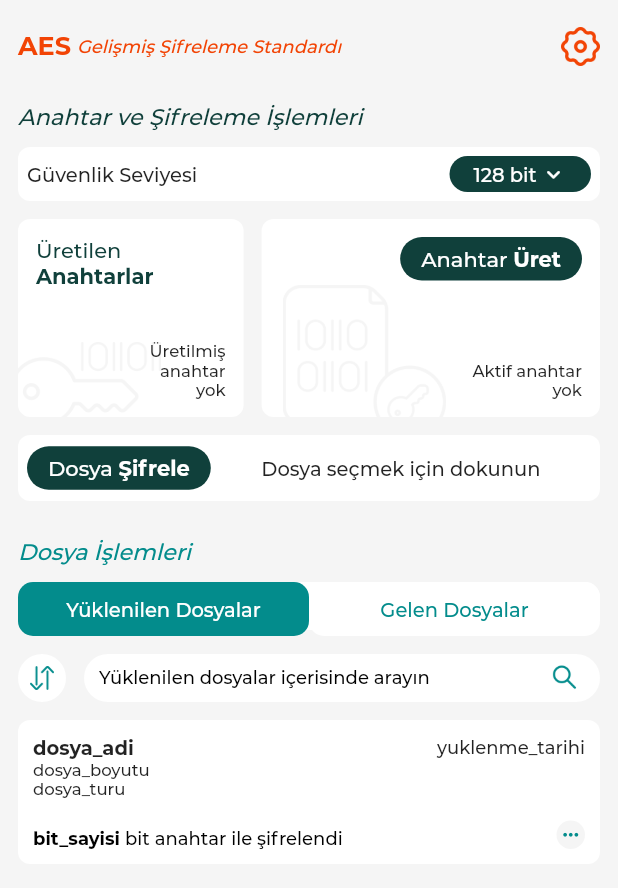
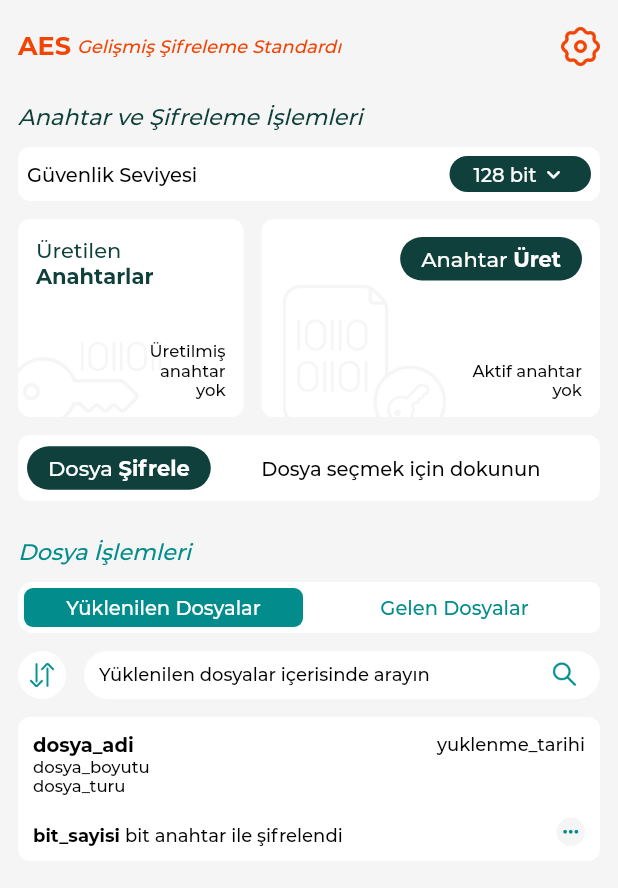
Before and after one commit to zahidayturan/advanced-encryption-standard-application, a Flutter app: the screen it shows after launch, on a phone screen of 412 x 824 dp. Shown: the top 888 px of the screen. Run offline on Flutter 3.47's test engine with Material 2 defaults, Android fonts, the phone set to English and light mode, and no system bars.

Commit message:
theme and color edit ui

```diff
--- a/lib/core/theme/theme.dart
+++ b/lib/core/theme/theme.dart
@@ -9,6 +9,10 @@ class AppTheme {
       primaryColor: colors.grey,
       useMaterial3: false,
       fontFamily: "FontMedium",
+      colorScheme: const ColorScheme.light().copyWith(
+        secondary: colors.black,
+          primaryContainer: colors.white,
+      ),
       scaffoldBackgroundColor: colors.grey,
   );
 
@@ -16,6 +20,10 @@ class AppTheme {
       primaryColor: colors.black, //
       useMaterial3: false,
       fontFamily: "FontMedium",
+      colorScheme: const ColorScheme.light().copyWith(
+        secondary: colors.grey,
+        primaryContainer: colors.blackLight,
+      ),
       scaffoldBackgroundColor: colors.black,
   );
 }
--- a/lib/ui/components/base_container.dart
+++ b/lib/ui/components/base_container.dart
@@ -26,7 +26,7 @@ class BaseContainer extends StatelessWidget {
       height: height,
       padding: EdgeInsets.all(padding ?? 6),
       decoration: BoxDecoration(
-        color: color ?? colors.white,
+        color: color ?? Theme.of(context).colorScheme.primaryContainer,
         borderRadius: BorderRadius.all(Radius.circular(radius ?? 8)),
       ),
       child: child,
--- a/lib/ui/components/regular_text.dart
+++ b/lib/ui/components/regular_text.dart
@@ -27,7 +27,7 @@ class RegularText extends StatelessWidget {
     return Text(
       texts,
       style: TextStyle(
-        color: color,
+        color: color ?? Theme.of(context).colorScheme.secondary,
         fontFamily: family,
         fontStyle: style,
         fontSize: size,
--- a/lib/ui/components/toggle_button.dart
+++ b/lib/ui/components/toggle_button.dart
@@ -39,13 +39,14 @@ class _ToggleButtonState extends State<ToggleButton> {
           });
         },
         child: AnimatedContainer(
-          height: 36,
+          height: currentButton == index ? 26 : 34,
           duration: Duration(milliseconds: 300),
           curve: Curves.easeInOut,
           padding: EdgeInsets.symmetric(horizontal: 12),
+          margin: currentButton == index ? EdgeInsets.all(4) : EdgeInsets.zero,
           decoration: BoxDecoration(
             color: currentButton == index ? colors.blue : colors.white,
-            borderRadius: BorderRadius.all(Radius.circular(10)),
+            borderRadius: BorderRadius.all(Radius.circular(6)),
           ),
           child: Center(
             child: Text(
@@ -66,7 +67,7 @@ class _ToggleButtonState extends State<ToggleButton> {
     return Stack(
       children: [
         Container(
-          height: 32,
+          height: 34,
           decoration: BoxDecoration(
             color: colors.white,
             borderRadius: BorderRadius.all(Radius.circular(10)),
```
